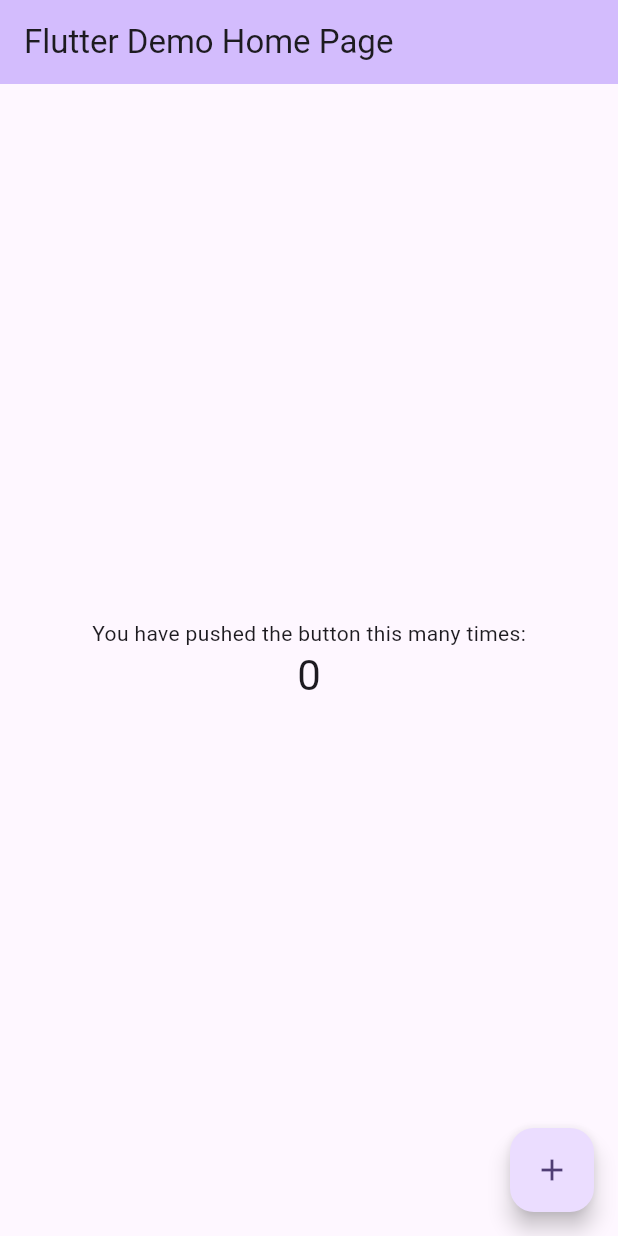
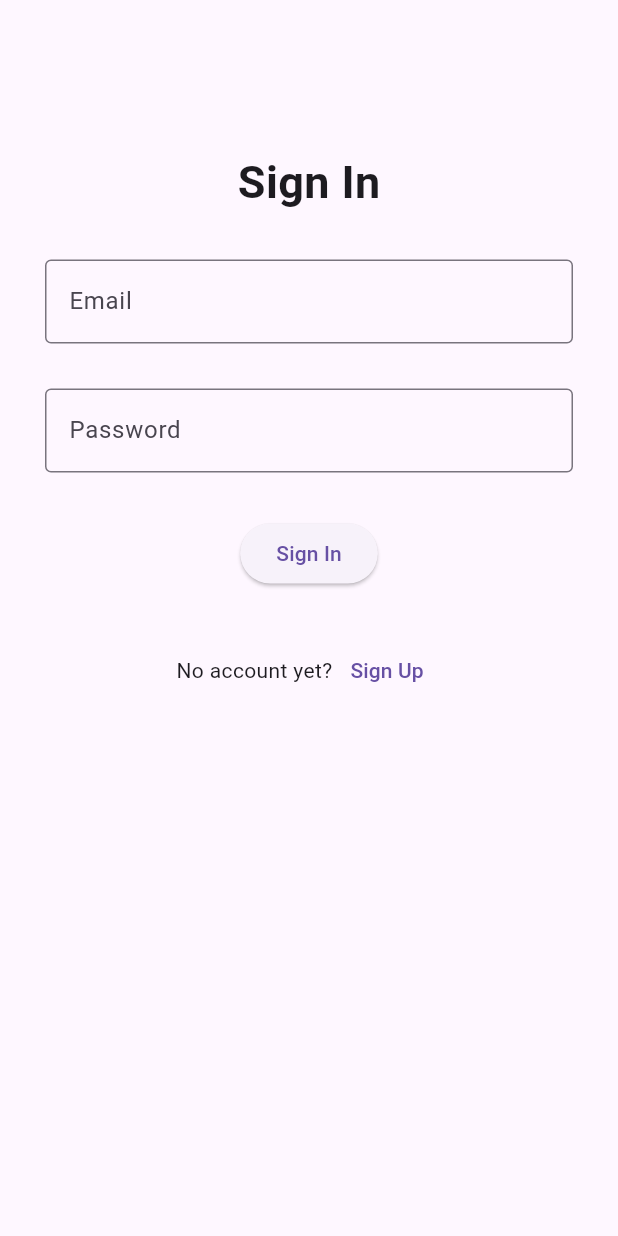
Before and after one commit to CinthSimbulan/CMSC-23-Project, a Flutter app: the screen it shows after launch, on a phone screen of 412 x 824 dp. Run offline on Flutter 3.47's test engine with Material 3 defaults, Android fonts, the phone set to English and light mode, and no system bars; our stand-ins replace image_picker.

Commit message:
Added the singin page.

```diff
--- a/cmsc_23_project/lib/main.dart
+++ b/cmsc_23_project/lib/main.dart
@@ -1,3 +1,4 @@
+import 'package:cmsc_23_project/pages/SignInPage/signin.dart';
 import 'package:flutter/material.dart';
 
 void main() {
@@ -11,115 +12,14 @@
   @override
   Widget build(BuildContext context) {
     return MaterialApp(
-      title: 'Flutter Demo',
+      title: 'SimpleTodo',
+      initialRoute: '/',
+      routes: {
+        '/': (context) => const SignInPage(),
+      },
       theme: ThemeData(
-        // This is the theme of your application.
-        //
-        // TRY THIS: Try running your application with "flutter run". You'll see
-        // the application has a purple toolbar. Then, without quitting the app,
-        // try changing the seedColor in the colorScheme below to Colors.green
-        // and then invoke "hot reload" (save your changes or press the "hot
-        // reload" button in a Flutter-supported IDE, or press "r" if you used
-        // the command line to start the app).
-        //
-        // Notice that the counter didn't reset back to zero; the application
-        // state is not lost during the reload. To reset the state, use hot
-        // restart instead.
-        //
-        // This works for code too, not just values: Most code changes can be
-        // tested with just a hot reload.
-        colorScheme: ColorScheme.fromSeed(seedColor: Colors.deepPurple),
-        useMaterial3: true,
+        primarySwatch: Colors.blue,
       ),
-      home: const MyHomePage(title: 'Flutter Demo Home Page'),
     );
   }
 }
-
-class MyHomePage extends StatefulWidget {
-  const MyHomePage({super.key, required this.title});
-
-  // This widget is the home page of your application. It is stateful, meaning
-  // that it has a State object (defined below) that contains fields that affect
-  // how it looks.
-
-  // This class is the configuration for the state. It holds the values (in this
-  // case the title) provided by the parent (in this case the App widget) and
-  // used by the build method of the State. Fields in a Widget subclass are
-  // always marked "final".
-
-  final String title;
-
-  @override
-  State<MyHomePage> createState() => _MyHomePageState();
-}
-
-class _MyHomePageState extends State<MyHomePage> {
-  int _counter = 0;
-
-  void _incrementCounter() {
-    setState(() {
-      // This call to setState tells the Flutter framework that something has
-      // changed in this State, which causes it to rerun the build method below
-      // so that the display can reflect the updated values. If we changed
-      // _counter without calling setState(), then the build method would not be
-      // called again, and so nothing would appear to happen.
-      _counter++;
-    });
-  }
-
-  @override
-  Widget build(BuildContext context) {
-    // This method is rerun every time setState is called, for instance as done
-    // by the _incrementCounter method above.
-    //
-    // The Flutter framework has been optimized to make rerunning build methods
-    // fast, so that you can just rebuild anything that needs updating rather
-    // than having to individually change instances of widgets.
-    return Scaffold(
-      appBar: AppBar(
-        // TRY THIS: Try changing the color here to a specific color (to
-        // Colors.amber, perhaps?) and trigger a hot reload to see the AppBar
-        // change color while the other colors stay the same.
-        backgroundColor: Theme.of(context).colorScheme.inversePrimary,
-        // Here we take the value from the MyHomePage object that was created by
-        // the App.build method, and use it to set our appbar title.
-        title: Text(widget.title),
-      ),
-      body: Center(
-        // Center is a layout widget. It takes a single child and positions it
-        // in the middle of the parent.
-        child: Column(
-          // Column is also a layout widget. It takes a list of children and
-          // arranges them vertically. By default, it sizes itself to fit its
-          // children horizontally, and tries to be as tall as its parent.
-          //
-          // Column has various properties to control how it sizes itself and
-          // how it positions its children. Here we use mainAxisAlignment to
-          // center the children vertically; the main axis here is the vertical
-          // axis because Columns are vertical (the cross axis would be
-          // horizontal).
-          //
-          // TRY THIS: Invoke "debug painting" (choose the "Toggle Debug Paint"
-          // action in the IDE, or press "p" in the console), to see the
-          // wireframe for each widget.
-          mainAxisAlignment: MainAxisAlignment.center,
-          children: <Widget>[
-            const Text(
-              'You have pushed the button this many times:',
-            ),
-            Text(
-              '$_counter',
-              style: Theme.of(context).textTheme.headlineMedium,
-            ),
-          ],
-        ),
-      ),
-      floatingActionButton: FloatingActionButton(
-        onPressed: _incrementCounter,
-        tooltip: 'Increment',
-        child: const Icon(Icons.add),
-      ), // This trailing comma makes auto-formatting nicer for build methods.
-    );
-  }
-}
--- /dev/null
+++ b/cmsc_23_project/lib/pages/SignInPage/signin.dart
@@ -0,0 +1,135 @@
+import 'package:flutter/material.dart';
+// import 'package:provider/provider.dart';
+// import '../providers/auth_provider.dart';
+
+import 'signup.dart';
+
+class SignInPage extends StatefulWidget {
+  const SignInPage({super.key});
+
+  @override
+  State<SignInPage> createState() => _SignInPageState();
+}
+
+class _SignInPageState extends State<SignInPage> {
+  final _formKey = GlobalKey<FormState>();
+  String? email;
+  String? password;
+  bool showSignInErrorMessage = false;
+
+  @override
+  Widget build(BuildContext context) {
+    return Scaffold(
+      body: SingleChildScrollView(
+        child: Container(
+            margin: const EdgeInsets.symmetric(vertical: 100, horizontal: 30),
+            child: Form(
+              key: _formKey,
+              child: Column(
+                mainAxisAlignment: MainAxisAlignment.center,
+                children: [
+                  heading,
+                  emailField,
+                  passwordField,
+                  showSignInErrorMessage ? signInErrorMessage : Container(),
+                  submitButton,
+                  signUpButton
+                ],
+              ),
+            )),
+      ),
+    );
+  }
+
+  Widget get heading => const Padding(
+        padding: EdgeInsets.only(bottom: 30),
+        child: Text(
+          "Sign In",
+          style: TextStyle(fontSize: 30, fontWeight: FontWeight.bold),
+        ),
+      );
+
+  Widget get emailField => Padding(
+        padding: const EdgeInsets.only(bottom: 30),
+        child: TextFormField(
+          decoration: const InputDecoration(
+              border: OutlineInputBorder(),
+              label: Text("Email"),
+              hintText: "juandelacruz09@gmail.com"),
+          onSaved: (value) => setState(() => email = value),
+          validator: (value) {
+            if (value == null || value.isEmpty) {
+              return "Please enter your email";
+            }
+            return null;
+          },
+        ),
+      );
+
+  Widget get passwordField => Padding(
+        padding: const EdgeInsets.only(bottom: 30),
+        child: TextFormField(
+          decoration: const InputDecoration(
+              border: OutlineInputBorder(),
+              label: Text("Password"),
+              hintText: "******"),
+          obscureText: true,
+          onSaved: (value) => setState(() => password = value),
+          validator: (value) {
+            if (value == null || value.isEmpty) {
+              return "Please enter your password";
+            }
+            return null;
+          },
+        ),
+      );
+
+  Widget get signInErrorMessage => const Padding(
+        padding: EdgeInsets.only(bottom: 30),
+        child: Text(
+          "Invalid email or password",
+          style: TextStyle(color: Colors.red),
+        ),
+      );
+
+  Widget get submitButton => ElevatedButton(
+      onPressed: () async {
+        if (_formKey.currentState!.validate()) {
+          // _formKey.currentState!.save();
+          // String? message = await context
+          //     .read<UserAuthProvider>()
+          //     .authService
+          //     .signIn(email!, password!);
+          // print(message);
+          // print(showSignInErrorMessage);
+
+          // setState(() {
+          //   // (message != null && message.isNotEmpty)
+          //   if (message.isNotEmpty) {
+          //     showSignInErrorMessage = true;
+          //   } else {
+          //     showSignInErrorMessage = false;
+          //   }
+          // });
+        }
+      },
+      child: const Text("Sign In"));
+
+  Widget get signUpButton => Padding(
+        padding: const EdgeInsets.all(30),
+        child: Row(
+          mainAxisAlignment: MainAxisAlignment.center,
+          children: [
+            const Text("No account yet?"),
+            TextButton(
+                onPressed: () {
+                  Navigator.push(
+                      context,
+                      MaterialPageRoute(
+                          builder: (context) => const SignUpPage()));
+                },
+                child: const Text("Sign Up"))
+          ],
+        ),
+      );
+}
--- a/cmsc_23_project/pubspec.yaml
+++ b/cmsc_23_project/pubspec.yaml
@@ -30,7 +30,7 @@ environment:
 dependencies:
   flutter:
     sdk: flutter
-
+  image_picker: ^0.8.5+3
 
   # The following adds the Cupertino Icons font to your application.
   # Use with the CupertinoIcons class for iOS style icons.
```
Also changed, not shown: cmsc_23_project/lib/pages/DonorPage/donor.dart (+21 -15 lines), cmsc_23_project/lib/pages/SignInPage/signup.dart (added, +169 -0 lines), cmsc_23_project/pubspec.lock, 5 other files.
